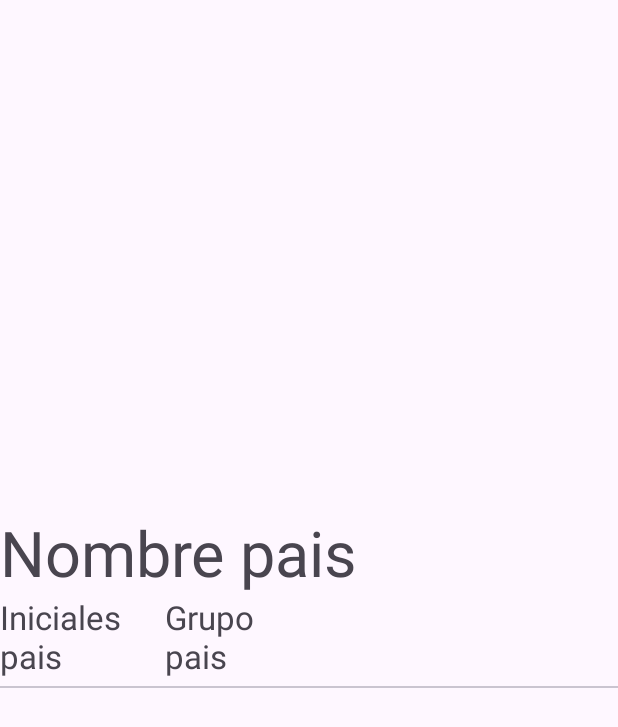
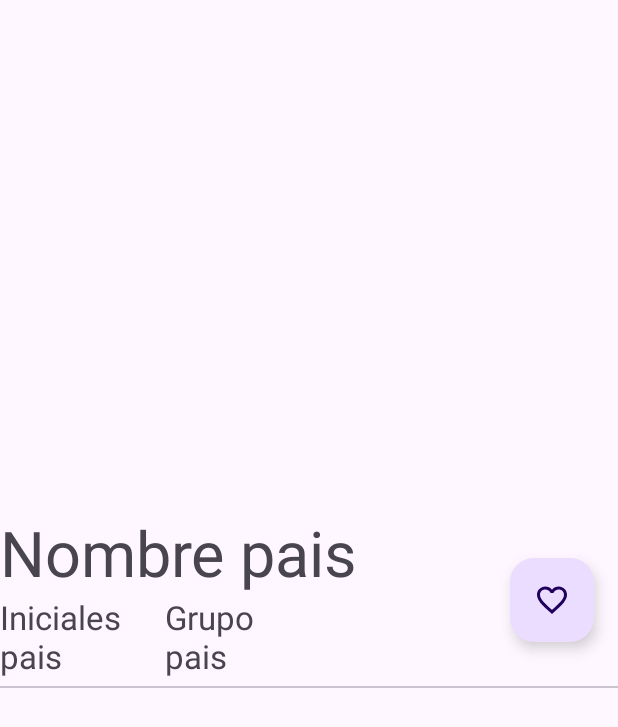
Before and after one commit to bayrtxxx84/FifaApp, an Android app: the layout activity_show_info_country.xml on its own in the app's theme, with its tools: preview values and no code run, on a phone screen of 412 x 824 dp. Shown: the top 727 px of the screen. Run offline under Robolectric (Android 15) with nearby library versions, the phone set to English and light mode, and no system bars; Roboto replaces fonts that are not available here.

Commit message:
Implementamos bases de datos

```diff
--- a/app/build.gradle
+++ b/app/build.gradle
@@ -64,4 +64,5 @@ dependencies {
     //Room
     implementation("androidx.room:room-runtime:2.5.0")
     implementation "androidx.room:room-ktx:2.5.0"
+    kapt "androidx.room:room-compiler:2.5.0"
 }
--- a/app/src/main/AndroidManifest.xml
+++ b/app/src/main/AndroidManifest.xml
@@ -5,6 +5,7 @@
     <uses-permission android:name="android.permission.INTERNET" />
 
     <application
+        android:name=".utils.Test"
         android:allowBackup="true"
         android:dataExtractionRules="@xml/data_extraction_rules"
         android:fullBackupContent="@xml/backup_rules"
--- /dev/null
+++ b/app/src/main/res/drawable/ic_favorite_24.xml
@@ -0,0 +1,5 @@
+<vector android:height="24dp" android:tint="#000000"
+    android:viewportHeight="24" android:viewportWidth="24"
+    android:width="24dp" xmlns:android="http://schemas.android.com/apk/res/android">
+    <path android:fillColor="@android:color/white" android:pathData="M12,21.35l-1.45,-1.32C5.4,15.36 2,12.28 2,8.5 2,5.42 4.42,3 7.5,3c1.74,0 3.41,0.81 4.5,2.09C13.09,3.81 14.76,3 16.5,3 19.58,3 22,5.42 22,8.5c0,3.78 -3.4,6.86 -8.55,11.54L12,21.35z"/>
+</vector>
--- /dev/null
+++ b/app/src/main/res/drawable/ic_favorite_border_24.xml
@@ -0,0 +1,5 @@
+<vector android:height="24dp" android:tint="#000000"
+    android:viewportHeight="24" android:viewportWidth="24"
+    android:width="24dp" xmlns:android="http://schemas.android.com/apk/res/android">
+    <path android:fillColor="@android:color/white" android:pathData="M16.5,3c-1.74,0 -3.41,0.81 -4.5,2.09C10.91,3.81 9.24,3 7.5,3 4.42,3 2,5.42 2,8.5c0,3.78 3.4,6.86 8.55,11.54L12,21.35l1.45,-1.32C18.6,15.36 22,12.28 22,8.5 22,5.42 19.58,3 16.5,3zM12.1,18.55l-0.1,0.1 -0.1,-0.1C7.14,14.24 4,11.39 4,8.5 4,6.5 5.5,5 7.5,5c1.54,0 3.04,0.99 3.57,2.36h1.87C13.46,5.99 14.96,5 16.5,5c2,0 3.5,1.5 3.5,3.5 0,2.89 -3.14,5.74 -7.9,10.05z"/>
+</vector>
--- a/app/src/main/res/layout/activity_show_info_country.xml
+++ b/app/src/main/res/layout/activity_show_info_country.xml
@@ -51,4 +51,15 @@
         app:layout_constraintStart_toStartOf="parent"
         app:layout_constraintTop_toBottomOf="@+id/txtGroup" />
 
+    <com.google.android.material.floatingactionbutton.FloatingActionButton
+        android:id="@+id/btnSave"
+        android:layout_width="wrap_content"
+        android:layout_height="wrap_content"
+        android:layout_marginTop="32dp"
+        android:layout_marginEnd="16dp"
+        android:clickable="true"
+        app:layout_constraintEnd_toEndOf="parent"
+        app:layout_constraintTop_toBottomOf="@+id/imgFlag"
+        app:srcCompat="@drawable/ic_favorite_border_24" />
+
 </androidx.constraintlayout.widget.ConstraintLayout>
```
Also changed, not shown: app/src/main/java/com/example/test/model/daos/CountriesDAO.kt (+5 -2 lines), app/src/main/java/com/example/test/model/repositories/DBCountriesRepository.kt (+0 -1 lines), app/src/main/java/com/example/test/ui/activities/ShowInfoCountry.kt (+61 -3 lines), app/src/main/java/com/example/test/userCase/teams/TeamsUC.kt (+48 -0 lines), app/src/main/java/com/example/test/utils/Test.kt (+1 -1 lines).
